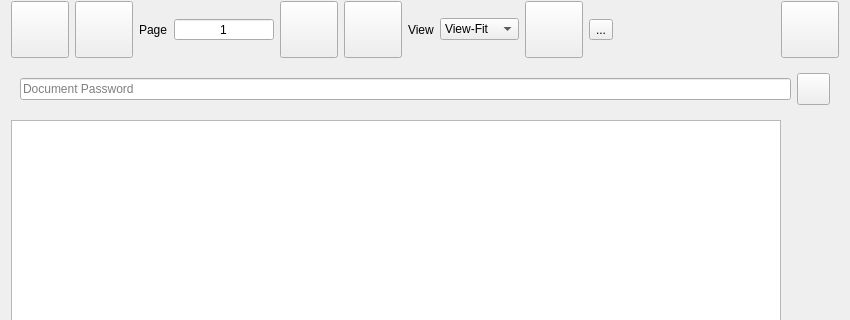
Old version of the form UI/wise-pdf-view.ui in the repository textbrowser/wise; both pictures show x 0 to 850 and y 0 to 320 of the 850 by 800 pixel window.
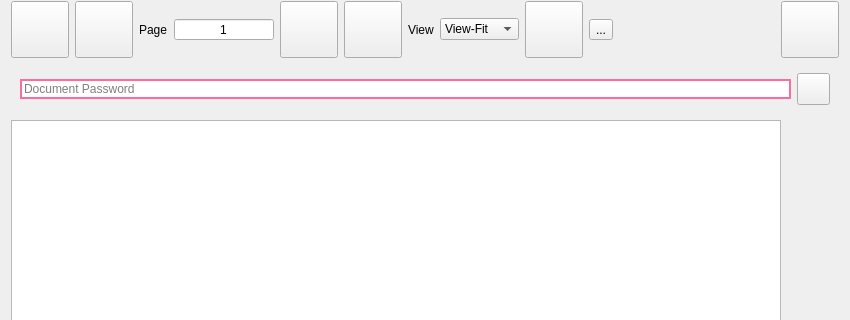
New version of the form. Icons and pictures are not drawn.

The edit to the form file:
```diff
--- a/UI/wise-pdf-view.ui
+++ b/UI/wise-pdf-view.ui
@@ -229,6 +229,9 @@
      <layout class="QHBoxLayout" name="horizontalLayout_2">
       <item>
        <widget class="QLineEdit" name="password">
+        <property name="styleSheet">
+         <string notr="true">QLineEdit {border: 2px solid #fd6c9e;}</string>
+        </property>
         <property name="placeholderText">
          <string>Document Password</string>
         </property>
```
